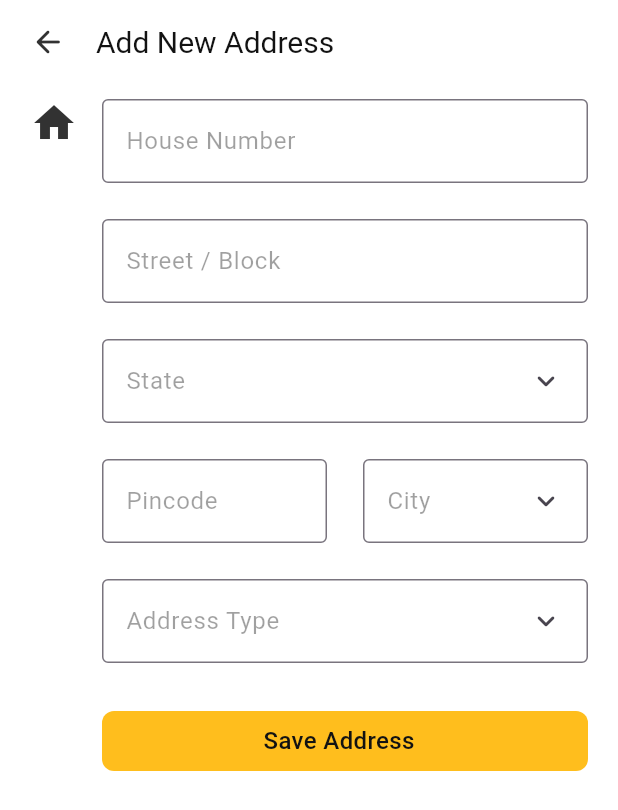
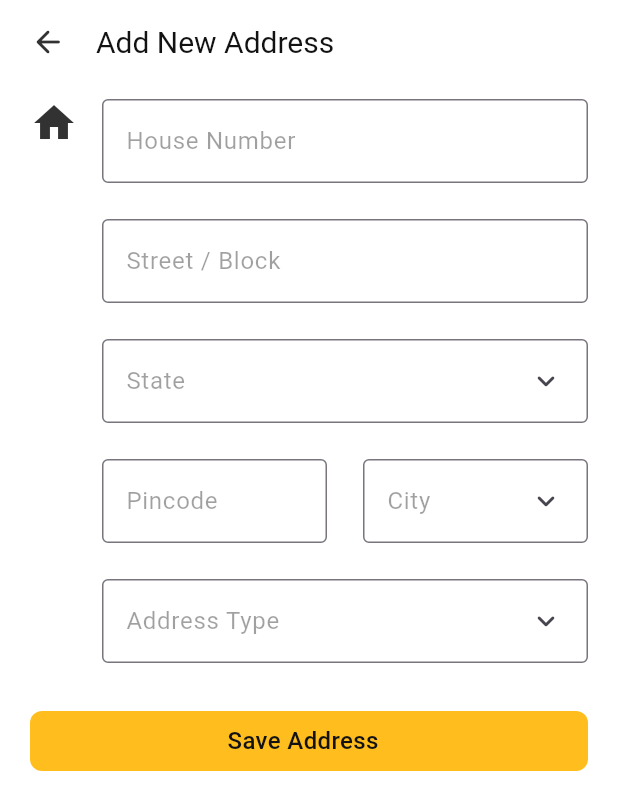
Before and after one commit to Tiffsy/tiffsy-app, a Flutter app: the AddAddressScreen screen opened directly, on a phone screen of 412 x 824 dp. Shown: the top 810 px of the screen. Run offline on Flutter 3.47's test engine with Material 3 defaults, Android fonts, the phone set to English and light mode, and no system bars; our stand-ins replace bloc, equatable, firebase_auth, firebase_core, flutter_bloc, flutter_svg and 3 more; accounts and stored records are empty.

Commit message:
alignment fixes in add_address_screen

```diff
--- a/lib/screens/AddAddressScreen/screen/add_address_screen.dart
+++ b/lib/screens/AddAddressScreen/screen/add_address_screen.dart
@@ -73,7 +73,9 @@ class _AddAddressScreenState extends State<AddAddressScreen> {
       body: Padding(
         padding: const EdgeInsets.symmetric(horizontal: 20),
         child: SingleChildScrollView(
-          child: Row(
+          child: Column(
+            children: [
+              Row(
                 crossAxisAlignment: CrossAxisAlignment.start,
                 children: [
                   const Padding(
@@ -113,13 +115,15 @@ class _AddAddressScreenState extends State<AddAddressScreen> {
                           ],
                         ),
                         const SizedBox(height: 24),
-                    dropDownMenu(
-                        "Address Type", addressTypes, addressTypeController),
+                        dropDownMenu("Address Type", addressTypes,
+                            addressTypeController),
                         const SizedBox(height: 32),
-                    saveAddressButton(saveAddress)
                       ],
                     ),
                   ),
+                ],
+              ),
+              saveAddressButton(saveAddress),
             ],
           ),
         ),
```
Lines whose indentation alone changed are shown as unchanged.
